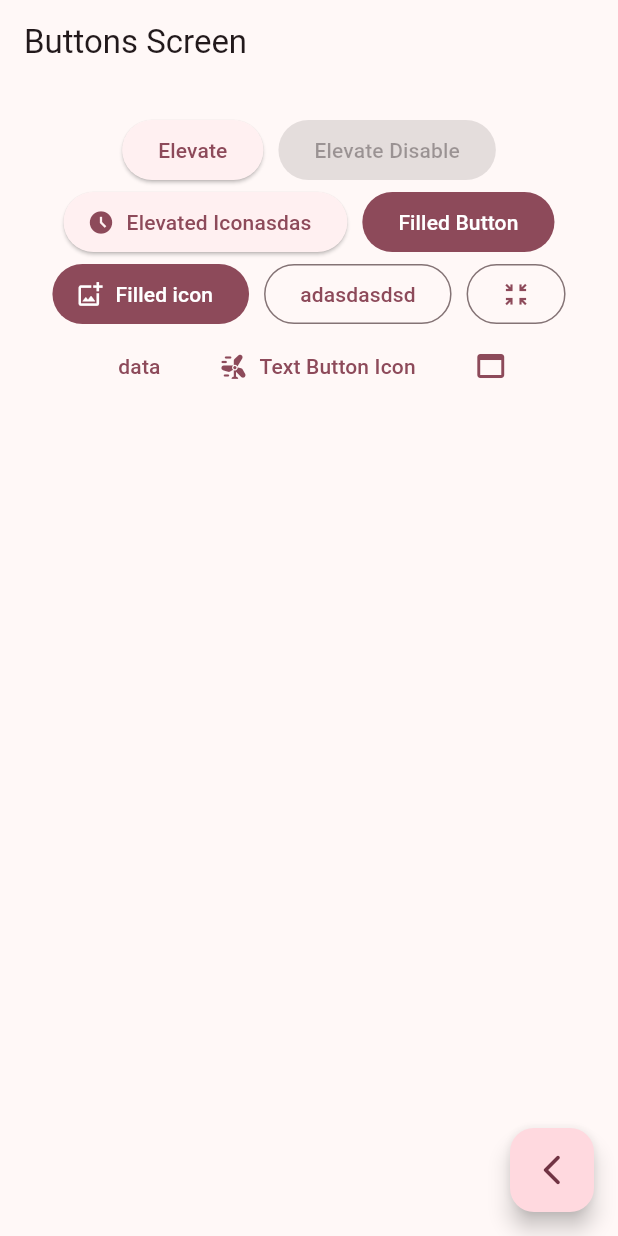
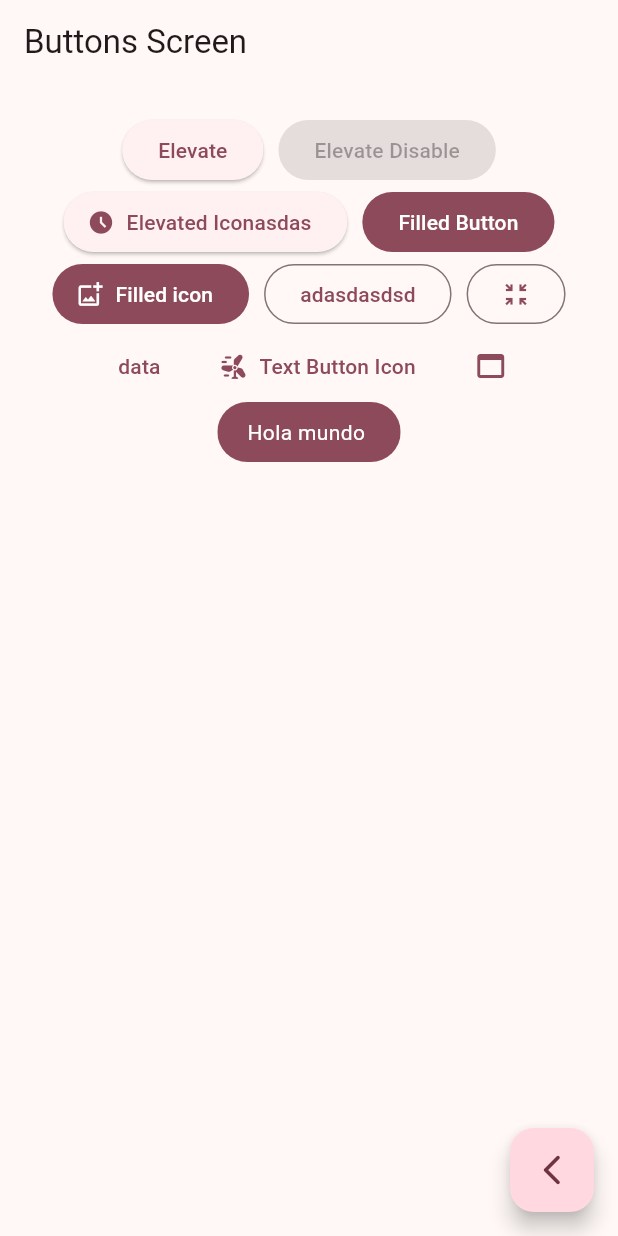
Before and after one commit to EstebanDiaz001/widgets_app, a Flutter app: the ButtonsScreen screen opened by its route, on a phone screen of 412 x 824 dp. Run offline on Flutter 3.47's test engine with Material 2 defaults, Android fonts, the phone set to English and light mode, and no system bars; our stand-ins replace go_router.

Commit message:
button perzonalizado

```diff
--- a/lib/presentation/screens/buttons/buttons_screen.dart
+++ b/lib/presentation/screens/buttons/buttons_screen.dart
@@ -28,7 +28,6 @@ class _ButtonsView extends StatelessWidget {
 
   @override
   Widget build(BuildContext context) {
-
     final colors = Theme.of(context).colorScheme;
     return SizedBox(
       width: double.infinity,
@@ -39,28 +38,66 @@ class _ButtonsView extends StatelessWidget {
           spacing: 10,
           children: [
             ElevatedButton(onPressed: () {}, child: const Text('Elevate')),
-            const ElevatedButton(onPressed: null, child: Text('Elevate Disable')),
+            const ElevatedButton(
+                onPressed: null, child: Text('Elevate Disable')),
 
             ElevatedButton.icon(
                 onPressed: () {},
                 icon: const Icon(Icons.access_time_filled),
                 label: const Text('Elevated Iconasdas')),
 
-            FilledButton(onPressed: (){}, child: const Text('Filled Button')),
-            FilledButton.icon(onPressed: (){}, icon: const Icon(Icons.add_photo_alternate_outlined), label: const Text('Filled icon'),),
+            FilledButton(onPressed: () {}, child: const Text('Filled Button')),
+            FilledButton.icon(
+              onPressed: () {},
+              icon: const Icon(Icons.add_photo_alternate_outlined),
+              label: const Text('Filled icon'),
+            ),
 
-            OutlinedButton(onPressed: (){}, child: const Text('adasdasdsd')),
-            OutlinedButton(onPressed: (){}, child: const Icon(Icons.zoom_in_map_sharp)),
+            OutlinedButton(onPressed: () {}, child: const Text('adasdasdsd')),
+            OutlinedButton(
+                onPressed: () {}, child: const Icon(Icons.zoom_in_map_sharp)),
 
-            TextButton(onPressed: (){}, child: const Text('data')),
-            TextButton.icon(onPressed: (){}, icon: const Icon(Icons.wind_power_rounded), label: const Text('Text Button Icon')),
+            TextButton(onPressed: () {}, child: const Text('data')),
+            TextButton.icon(
+                onPressed: () {},
+                icon: const Icon(Icons.wind_power_rounded),
+                label: const Text('Text Button Icon')),
+
+            IconButton(
+                onPressed: () {},
+                icon: Icon(
+                  Icons.web_asset_outlined,
+                  color: colors.primary,
+                )),
 
             // TODO Make a Custom Button
-
-            IconButton(onPressed: (){}, icon: Icon(Icons.web_asset_outlined, color: colors.primary,))
+            const CustomButton(),
           ],
         ),
       ),
     );
   }
 }
+
+class CustomButton extends StatelessWidget {
+  const CustomButton({super.key});
+
+  @override
+  Widget build(BuildContext context) {
+    final colors = Theme.of(context).colorScheme;
+
+    return ClipRRect(
+      borderRadius: BorderRadius.circular(25),
+      child: Material(
+        color: colors.primary,
+        child: InkWell(
+          onTap: () {},
+          child: const Padding(
+              padding: EdgeInsets.symmetric(vertical: 10, horizontal: 20),
+              child: Text('Hola mundo ',style: TextStyle(color: Colors.white),)
+            ),
+        ),
+      ),
+    );
+  }
+}
```
